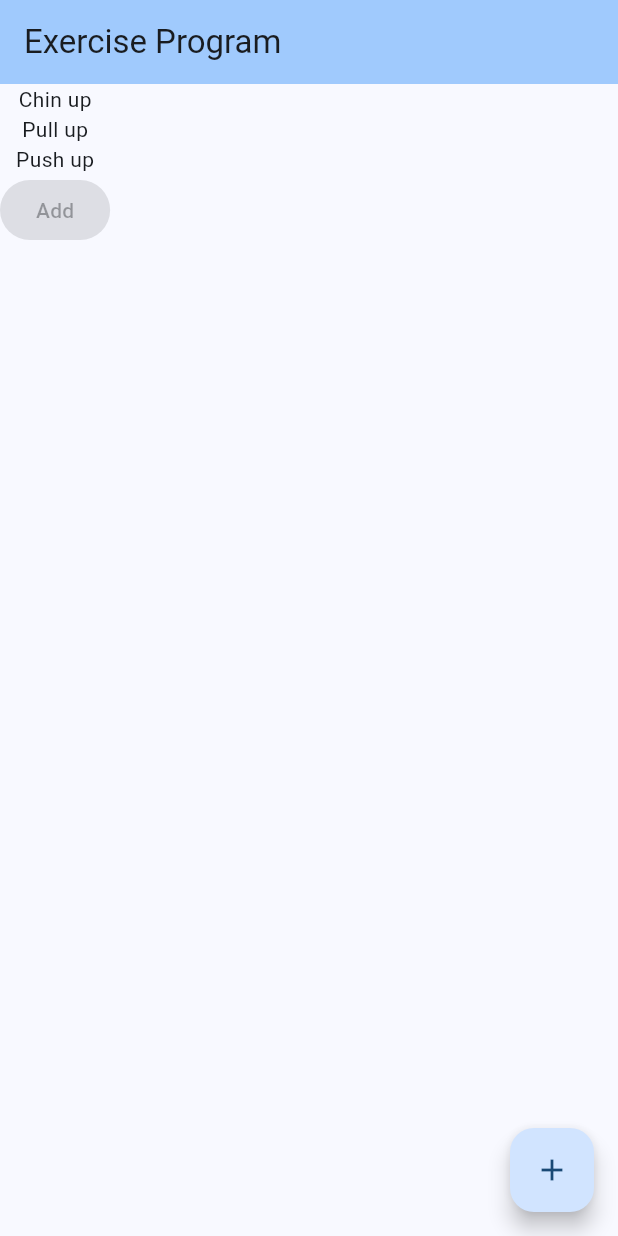
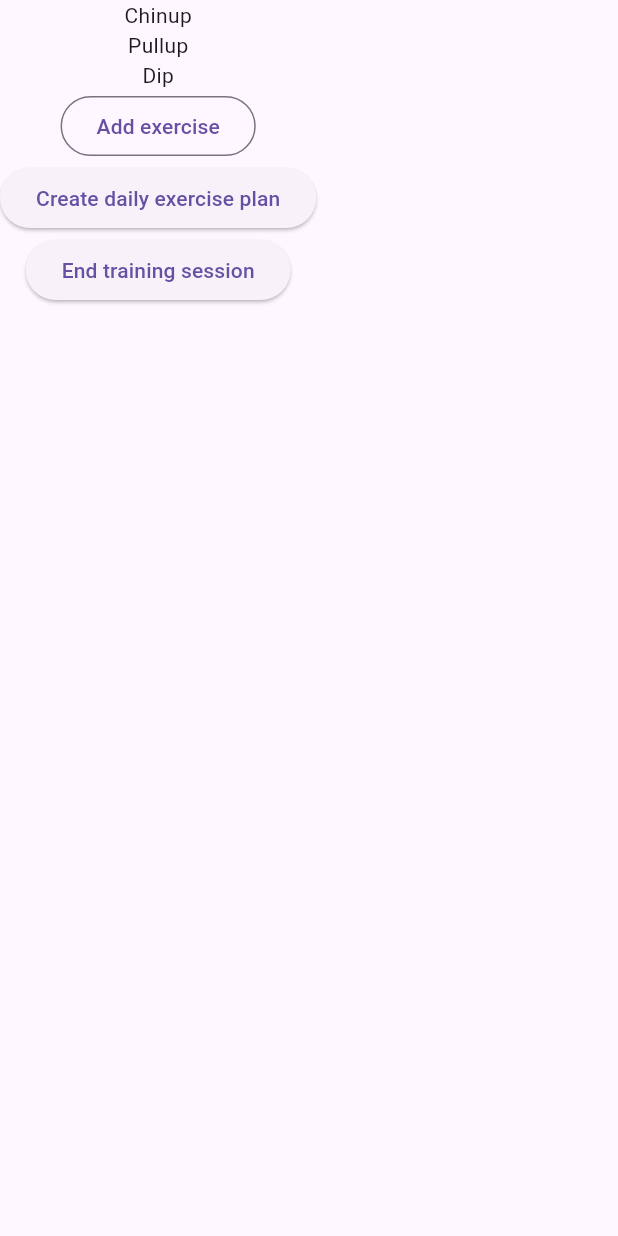
Before and after one commit to aarekr/CalisthenicsApp, a Flutter app: the screen it shows after launch, on a phone screen of 412 x 824 dp. Run offline on Flutter 3.47's test engine with Material 3 defaults, Android fonts, the light colour scheme and no system bars; our stand-ins replace go_router.

Commit message:
Navigating with go_router, 3 screens: Home, Create, Summary

```diff
--- a/lib/main.dart
+++ b/lib/main.dart
@@ -1,5 +1,74 @@
 import 'package:flutter/material.dart';
+import 'package:go_router/go_router.dart';
 
+final router = GoRouter(
+  routes: [
+    GoRoute(path: '/', builder: (context, state) => HomeScreen()),
+    GoRoute(path: '/createtrainingsession',
+            builder: (context, state) => CreateTrainingSessionScreen()),
+    GoRoute(path: '/summary', builder: (context, state) => SummaryScreen()),
+  ],
+);
+
+main() {
+  runApp(MaterialApp.router(routerConfig: router));
+}
+
+class HomeScreen extends StatelessWidget {
+  @override
+  Widget build(BuildContext context) {
+    return Scaffold(
+        body: Column(children: [
+                const Text("Chinup"),
+                const Text("Pullup"),
+                const Text("Dip"),
+                OutlinedButton(
+                  onPressed: () => print("adding an exercise"),
+                  child: const Text("Add exercise")),
+                ElevatedButton(
+                  onPressed: () => context.go("/createtrainingsession"),
+                  child: const Text("Create daily exercise plan"),
+                ),
+                ElevatedButton(
+                  onPressed: () => context.go("/summary"),
+                  child: const Text("End training session"),
+                ),
+    ]));
+  }
+}
+
+class CreateTrainingSessionScreen extends StatelessWidget {
+  @override
+  Widget build(BuildContext context) {
+    return Scaffold(
+        body: Center(
+            child: Column(children: [
+              const Text("This screen is for creating an exercise session"),
+              ElevatedButton(
+                onPressed: () => context.go("/"),
+                child: const Text("Return to main screen"),
+              ),
+    ])));
+  }
+}
+
+class SummaryScreen extends StatelessWidget {
+  @override
+  Widget build(BuildContext context) {
+    return Scaffold(
+        body: Center(
+            child: Column(children: [
+              const Text("This screen is for overviewing completed exercises of a training session"),
+              ElevatedButton(
+                onPressed: () => context.go("/"),
+                child: const Text("Return to main screen"),
+              ),
+    ])));
+  }
+}
+
+
+/*
 void main() {
   runApp(const CalisthenicsApp());
 }
@@ -60,3 +129,4 @@ class _HomePageState extends State<HomePage> {
     );
   }
 }
+*/
--- a/pubspec.yaml
+++ b/pubspec.yaml
@@ -35,6 +35,7 @@ dependencies:
   # The following adds the Cupertino Icons font to your application.
   # Use with the CupertinoIcons class for iOS style icons.
   cupertino_icons: ^1.0.2
+  go_router: ^10.1.2
 
 dev_dependencies:
   flutter_test:
```
Also changed, not shown: pubspec.lock, 1 other file.
